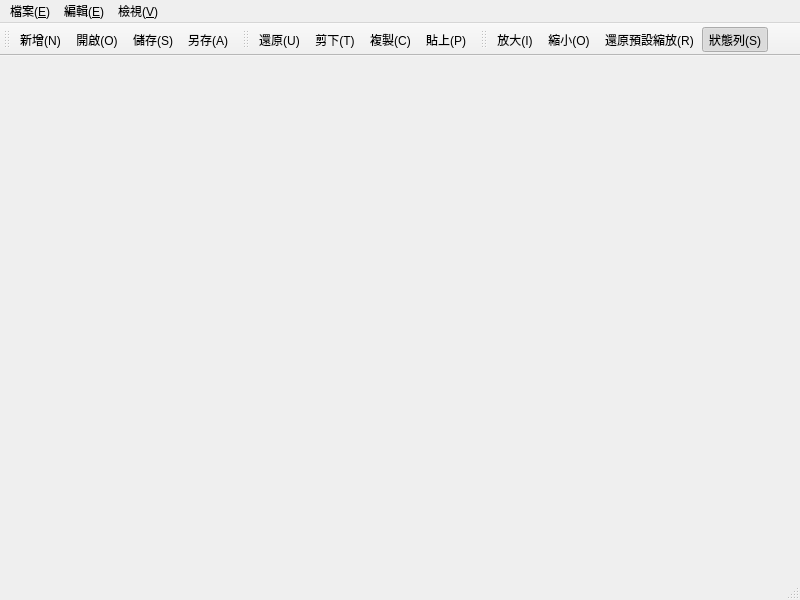
First picture: the form in mainwindow.ui, repository 41343206/DesignWindow, before the edit.
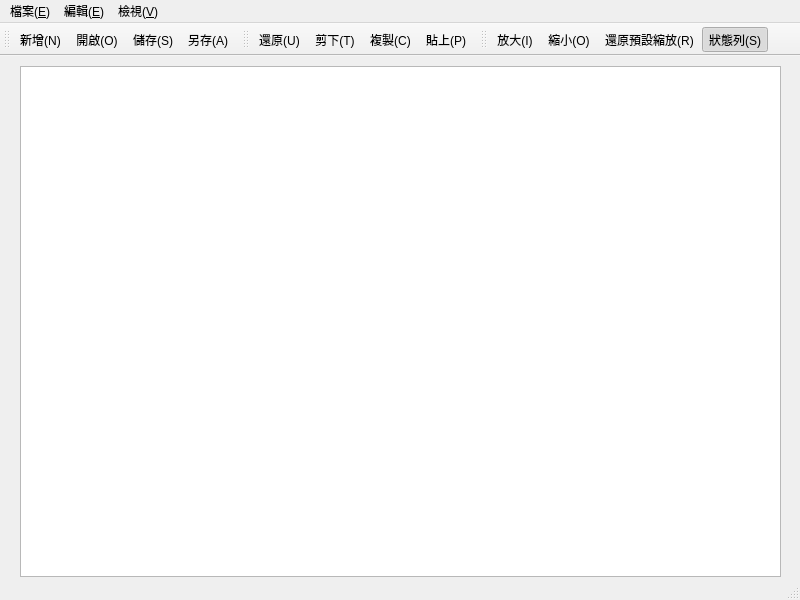
Second picture: the form after the edit. Icons and pictures are not drawn.

The edit to the form file:
```diff
--- a/mainwindow.ui
+++ b/mainwindow.ui
@@ -13,7 +13,18 @@
   <property name="windowTitle">
    <string>MainWindow</string>
   </property>
-  <widget class="QWidget" name="centralwidget"/>
+  <widget class="QWidget" name="centralwidget">
+   <widget class="QTextEdit" name="textEdit">
+    <property name="geometry">
+     <rect>
+      <x>20</x>
+      <y>10</y>
+      <width>761</width>
+      <height>511</height>
+     </rect>
+    </property>
+   </widget>
+  </widget>
   <widget class="QMenuBar" name="menubar">
    <property name="geometry">
     <rect>
```
Left out of the diff: 42 changed lines with no effect on the pictures.
